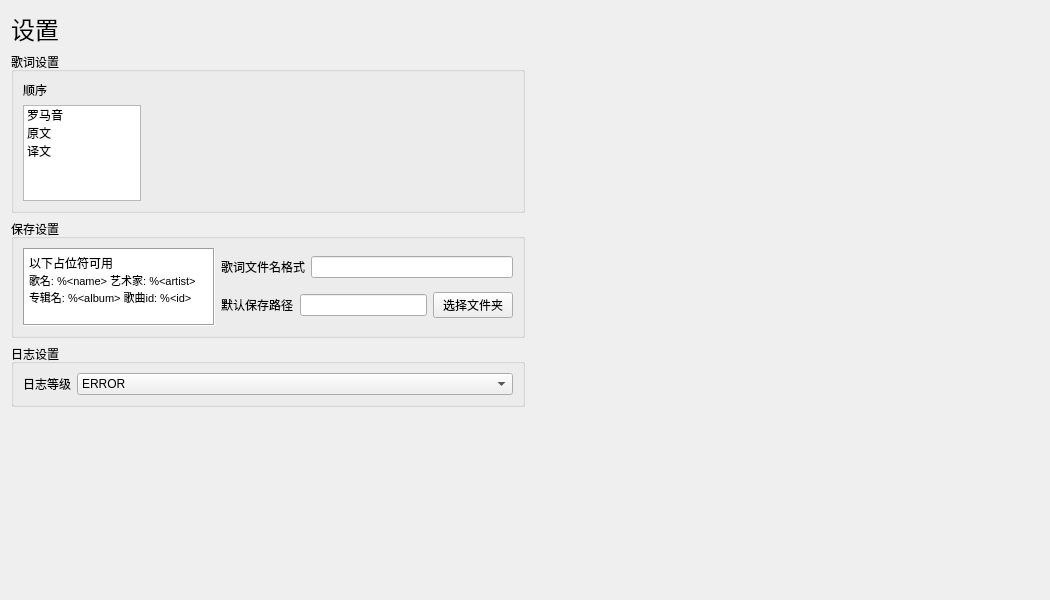
This is ui/settings.ui in chenmozhijin/LDDC as Qt 5 draws it before an edit. The edited form follows.
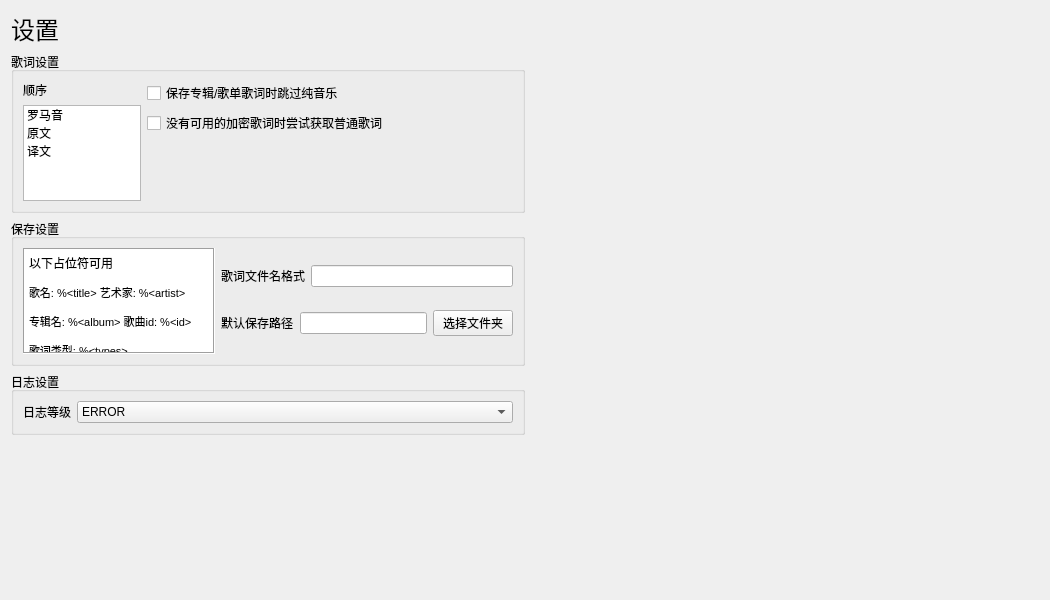
This is the edited form. Custom widgets are drawn as their Qt base class.

What changed in the file:
```diff
--- a/ui/settings.ui
+++ b/ui/settings.ui
@@ -135,6 +135,37 @@
             </item>
            </layout>
           </item>
+          <item>
+           <layout class="QVBoxLayout" name="verticalLayout_6">
+            <item>
+             <widget class="QCheckBox" name="skip_inst_lyrics_checkBox">
+              <property name="text">
+               <string>保存专辑/歌单歌词时跳过纯音乐</string>
+              </property>
+             </widget>
+            </item>
+            <item>
+             <widget class="QCheckBox" name="get_normal_lyrics_checkBox">
+              <property name="text">
+               <string>没有可用的加密歌词时尝试获取普通歌词</string>
+              </property>
+             </widget>
+            </item>
+            <item>
+             <spacer name="verticalSpacer_2">
+              <property name="orientation">
+               <enum>Qt::Vertical</enum>
+              </property>
+              <property name="sizeHint" stdset="0">
+               <size>
+                <width>20</width>
+                <height>40</height>
+               </size>
+              </property>
+             </spacer>
+            </item>
+           </layout>
+          </item>
           <item>
            <spacer name="horizontalSpacer_2">
             <property name="orientation">
@@ -157,7 +188,7 @@
           <string>保存设置</string>
          </property>
          <layout class="QHBoxLayout" name="horizontalLayout_2">
-          <item>
+          <item alignment="Qt::AlignTop">
            <widget class="QTextBrowser" name="textBrowser">
             <property name="sizePolicy">
              <sizepolicy hsizetype="Minimum" vsizetype="Minimum">
@@ -168,7 +199,7 @@
             <property name="minimumSize">
              <size>
               <width>192</width>
-              <height>78</height>
+              <height>106</height>
              </size>
             </property>
             <property name="maximumSize">
@@ -197,9 +228,10 @@
 li.unchecked::marker { content: &quot;\2610&quot;; }
 li.checked::marker { content: &quot;\2612&quot;; }
 &lt;/style&gt;&lt;/head&gt;&lt;body style=&quot; font-family:'Microsoft YaHei UI'; font-size:9pt; font-weight:400; font-style:normal;&quot;&gt;
-&lt;p style=&quot; margin-top:0px; margin-bottom:0px; margin-left:0px; margin-right:0px; -qt-block-indent:0; text-indent:0px;&quot;&gt;以下占位符可用&lt;/p&gt;
-&lt;p style=&quot; margin-top:0px; margin-bottom:0px; margin-left:0px; margin-right:0px; -qt-block-indent:0; text-indent:0px;&quot;&gt;&lt;span style=&quot; font-size:8pt;&quot;&gt;歌名: %&amp;lt;name&amp;gt; 艺术家: %&amp;lt;artist&amp;gt;&lt;/span&gt;&lt;/p&gt;
-&lt;p style=&quot; margin-top:0px; margin-bottom:0px; margin-left:0px; margin-right:0px; -qt-block-indent:0; text-indent:0px;&quot;&gt;&lt;span style=&quot; font-size:8pt;&quot;&gt;专辑名: %&amp;lt;album&amp;gt; 歌曲id: %&amp;lt;id&amp;gt;&lt;/span&gt;&lt;/p&gt;&lt;/body&gt;&lt;/html&gt;</string>
+&lt;p style=&quot; margin-top:12px; margin-bottom:12px; margin-left:0px; margin-right:0px; -qt-block-indent:0; text-indent:0px;&quot;&gt;以下占位符可用&lt;/p&gt;
+&lt;p style=&quot; margin-top:12px; margin-bottom:12px; margin-left:0px; margin-right:0px; -qt-block-indent:0; text-indent:0px;&quot;&gt;&lt;span style=&quot; font-size:8pt;&quot;&gt;歌名: %&amp;lt;title&amp;gt; 艺术家: %&amp;lt;artist&amp;gt;&lt;/span&gt;&lt;/p&gt;
+&lt;p style=&quot; margin-top:12px; margin-bottom:12px; margin-left:0px; margin-right:0px; -qt-block-indent:0; text-indent:0px;&quot;&gt;&lt;span style=&quot; font-size:8pt;&quot;&gt;专辑名: %&amp;lt;album&amp;gt; 歌曲id: %&amp;lt;id&amp;gt;&lt;/span&gt;&lt;/p&gt;
+&lt;p style=&quot; margin-top:12px; margin-bottom:12px; margin-left:0px; margin-right:0px; -qt-block-indent:0; text-indent:0px;&quot;&gt;&lt;span style=&quot; font-size:8pt;&quot;&gt;歌词类型: %&amp;lt;types&amp;gt;&lt;/span&gt;&lt;/p&gt;&lt;/body&gt;&lt;/html&gt;</string>
             </property>
             <property name="openLinks">
              <bool>false</bool>
```
